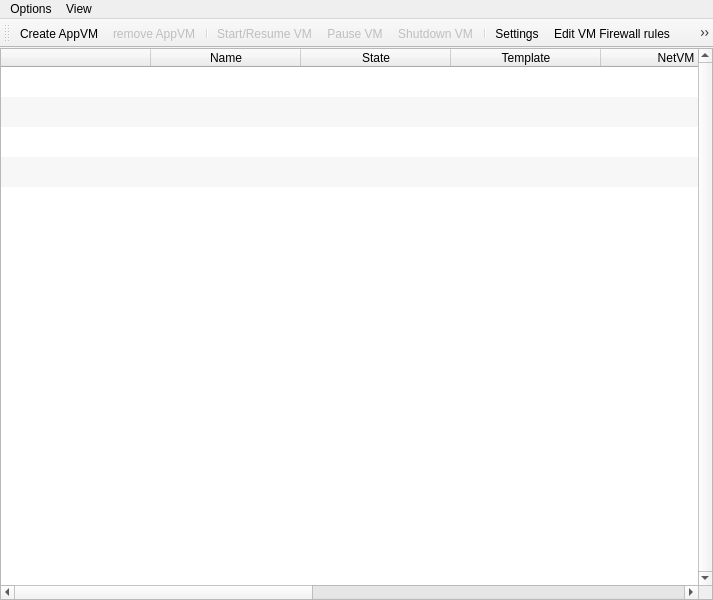
Old version of the form mainwindow.ui in the repository QubesOS/qubes-manager.
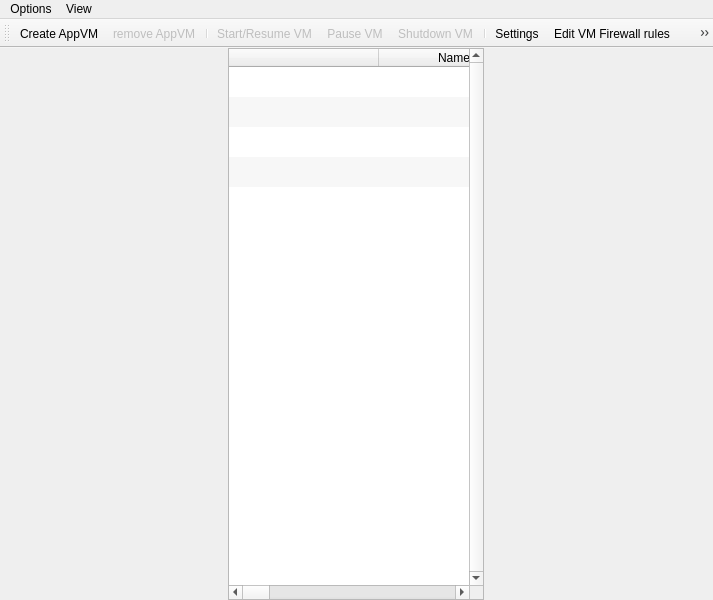
New version of the form. Icons and pictures are not drawn.

Commit message: Fixed resizing on add/remove columns.

Patch:
```diff
--- a/mainwindow.ui
+++ b/mainwindow.ui
@@ -11,7 +11,7 @@
    </rect>
   </property>
   <property name="sizePolicy">
-   <sizepolicy hsizetype="Expanding" vsizetype="Expanding">
+   <sizepolicy hsizetype="Fixed" vsizetype="Preferred">
     <horstretch>0</horstretch>
     <verstretch>0</verstretch>
    </sizepolicy>
@@ -34,7 +34,7 @@
     <bool>true</bool>
    </property>
    <property name="sizePolicy">
-    <sizepolicy hsizetype="Maximum" vsizetype="Maximum">
+    <sizepolicy hsizetype="Fixed" vsizetype="Expanding">
      <horstretch>0</horstretch>
      <verstretch>0</verstretch>
     </sizepolicy>
@@ -49,6 +49,9 @@
     <locale language="English" country="UnitedStates"/>
    </property>
    <layout class="QGridLayout" name="gridLayout">
+    <property name="sizeConstraint">
+     <enum>QLayout::SetDefaultConstraint</enum>
+    </property>
     <property name="margin">
      <number>0</number>
     </property>
@@ -58,7 +61,7 @@
     <item row="0" column="0">
      <widget class="QTableWidget" name="table">
       <property name="sizePolicy">
-       <sizepolicy hsizetype="Minimum" vsizetype="Minimum">
+       <sizepolicy hsizetype="Fixed" vsizetype="Minimum">
         <horstretch>0</horstretch>
         <verstretch>0</verstretch>
        </sizepolicy>
```
The commit also changes 1 other file.
